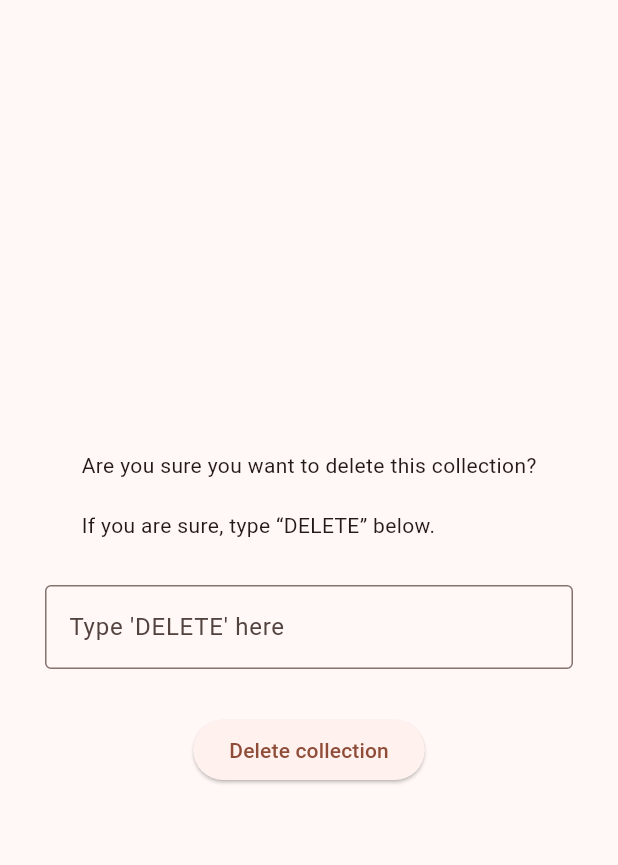
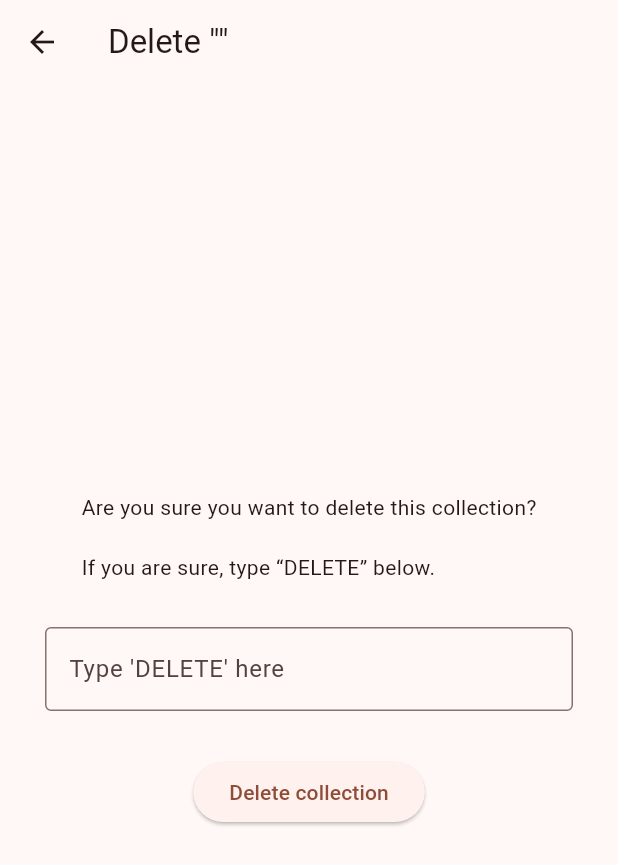
Before and after one commit to truotsalainen/TietokantaAPI, a Flutter app: the DeleteCollectionPage screen opened directly with empty values, after a tap on "Delete collection", on a phone screen of 412 x 824 dp. Shown: the top 865 px of the screen. Run offline on Flutter 3.47's test engine with Material 3 defaults, Android fonts, the light colour scheme and no system bars.

Commit message:
Poisto onnistuu

```diff
--- a/flutter_file/lib/pages/delete_collection_page.dart
+++ b/flutter_file/lib/pages/delete_collection_page.dart
@@ -16,7 +16,11 @@ class _DeleteCollectionPageState extends State<DeleteCollectionPage> {
 
   @override
   Widget build(BuildContext context) {
-    return Padding(
+    return Scaffold(
+      appBar: AppBar(
+        title: Text('Delete "${widget.collection.nimi}"'),
+      ), // Voit halutessasi lisätä otsikon
+      body: Padding(
         padding: const EdgeInsets.all(30),
         child: Center(
           child: Column(
@@ -47,7 +51,10 @@ class _DeleteCollectionPageState extends State<DeleteCollectionPage> {
                   }
 
                   try {
-                  var result = await ApiService().deleteCollection("varastoDB");
+
+                    final api = ApiService();
+                    final result = await api.deleteCollection(widget.collection.id);
+
                     print("Delete OK: $result");
                   } catch (e) {
                     print("Error deleting: $e");
@@ -58,6 +65,7 @@ class _DeleteCollectionPageState extends State<DeleteCollectionPage> {
             ],
           ),
         ),
+      ),
     );
   }
 }
--- a/flutter_file/lib/pages/edit_collection_page.dart
+++ b/flutter_file/lib/pages/edit_collection_page.dart
@@ -25,7 +25,7 @@ class _EditCollectionPageState extends State<EditCollectionPage> {
 
 /////////////////////////////////////////////////////////////////////////////////////////////////////////////////////////////
   Future<void> saveName() async {
-    final String baseUrl = "http://192.168.x.xxx:5000";
+    final String baseUrl = "http://127.0.0.1:5000";
     final String newName = nameController.text.trim();
 
     if (newName.isEmpty) {
--- a/flutter_file/lib/pages/edit_item_page.dart
+++ b/flutter_file/lib/pages/edit_item_page.dart
@@ -18,7 +18,7 @@ class _EditItemPageState extends State<EditItemPage> {
   bool isLoading = true;
 
 /////////////////////////////////////////////////////////////////////////////////////////////////////////////////////////////////
-  final String baseUrl = "http://192.168.x.xxx:5000"; // Your API IP
+  final String baseUrl = "http://127.0.0.1:5000"; // Your API IP
 
   @override
   void initState() {
--- a/flutter_file/lib/pages/new_item_page.dart
+++ b/flutter_file/lib/pages/new_item_page.dart
@@ -19,7 +19,7 @@ class _NewItemPageState extends State<NewItemPage> {
 
 /////////////////////////////////////////////////////////////////////////////////////////////////////////////////////////////////
   Future<void> createItem() async {
-    final String baseUrl = "http://192.168.x.xxx:5000";
+    final String baseUrl = "http://127.0.0.1:5000";
 
     final String name = nameController.text.trim();
     final String quantity = quantityController.text.trim();
```
Also changed, not shown: flutter_file/lib/services/api_service.dart (+9 -17 lines), 1 other file. Lines whose indentation alone changed are shown as unchanged.
